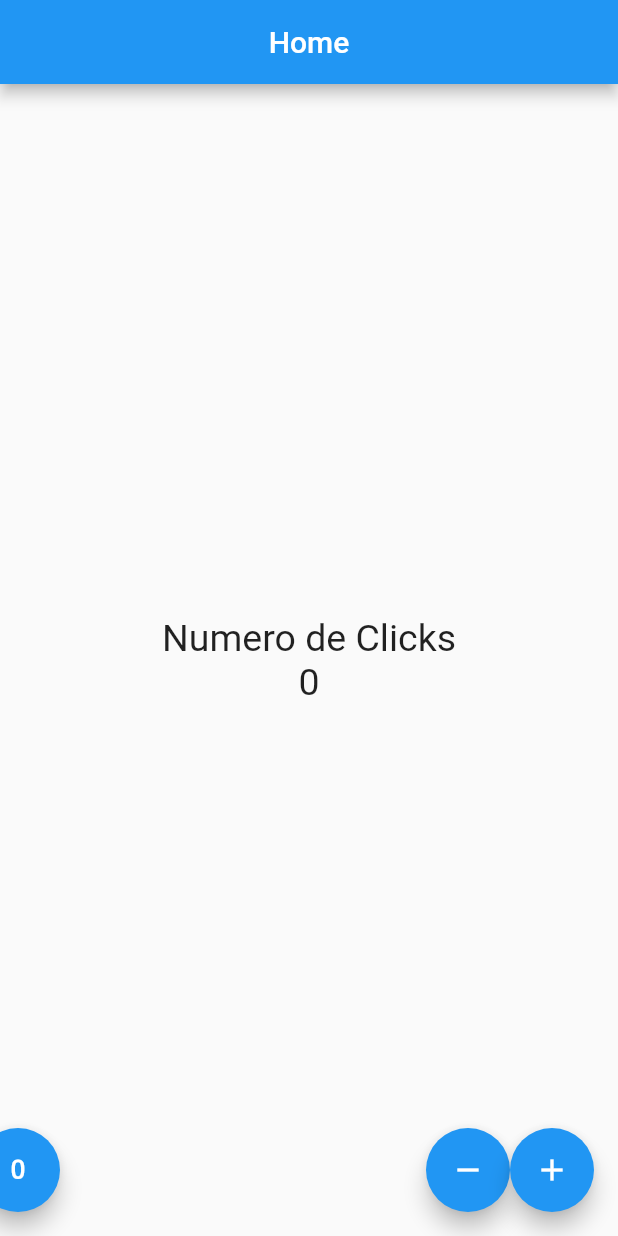
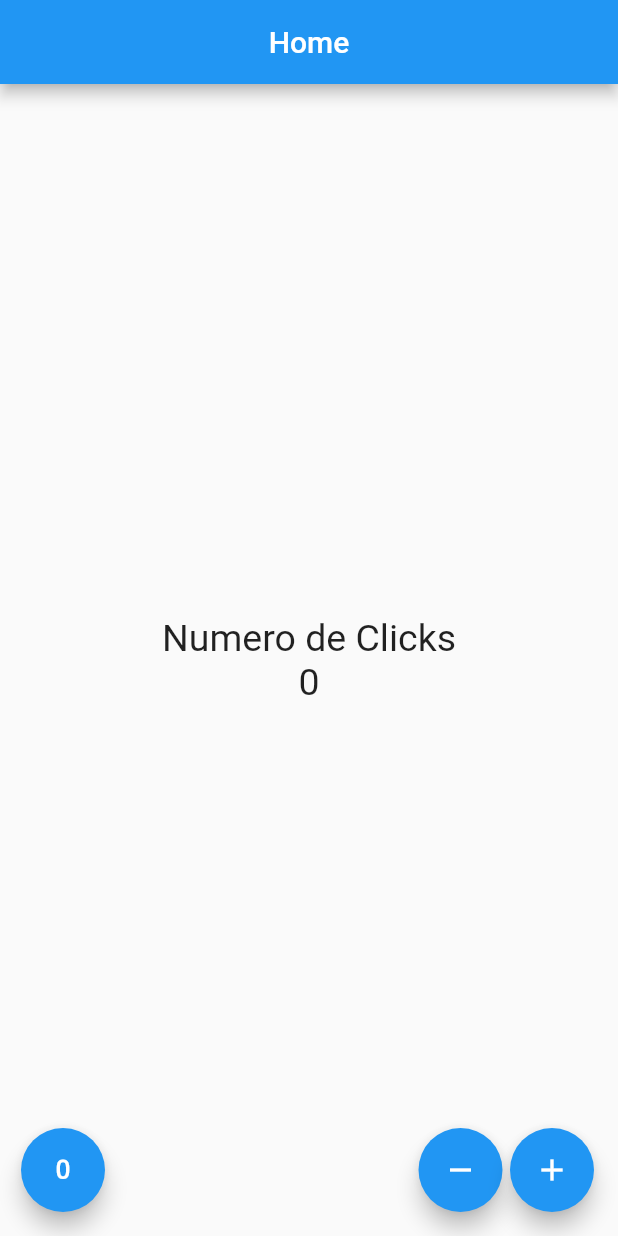
Before and after one commit to gervisbermudez/contadorAppFlutter, a Flutter app: the screen it shows after launch, on a phone screen of 412 x 824 dp. Run offline on Flutter 3.47's test engine with Material 2 defaults, Android fonts, the phone set to English and light mode, and no system bars.

Commit message:
fix styles

```diff
--- a/lib/src/pages/count_page.dart
+++ b/lib/src/pages/count_page.dart
@@ -19,7 +19,7 @@ class _CountPageState extends State<CountPage> {
       body: Center(
         child: Column(
           mainAxisAlignment: MainAxisAlignment.center,
-          children: [
+          children: <Widget>[
             Text(
               "Numero de Clicks",
               style: _textStyle,
@@ -39,18 +39,20 @@ class _CountPageState extends State<CountPage> {
     return Row(
       mainAxisAlignment: MainAxisAlignment.end,
       children: [
+        SizedBox(width: 30),
         FloatingActionButton(
           child: Icon(Icons.exposure_zero),
           onPressed: _reset,
         ),
         Expanded(
-          child: SizedBox(
-            width: 5.0,
-          ),
+          child: SizedBox(),
         ),
         FloatingActionButton(
           child: Icon(Icons.remove),
           onPressed: _remove,
+        ),
+        SizedBox(
+          width: 5.0,
         ),
         FloatingActionButton(
           child: Icon(Icons.add),
```
